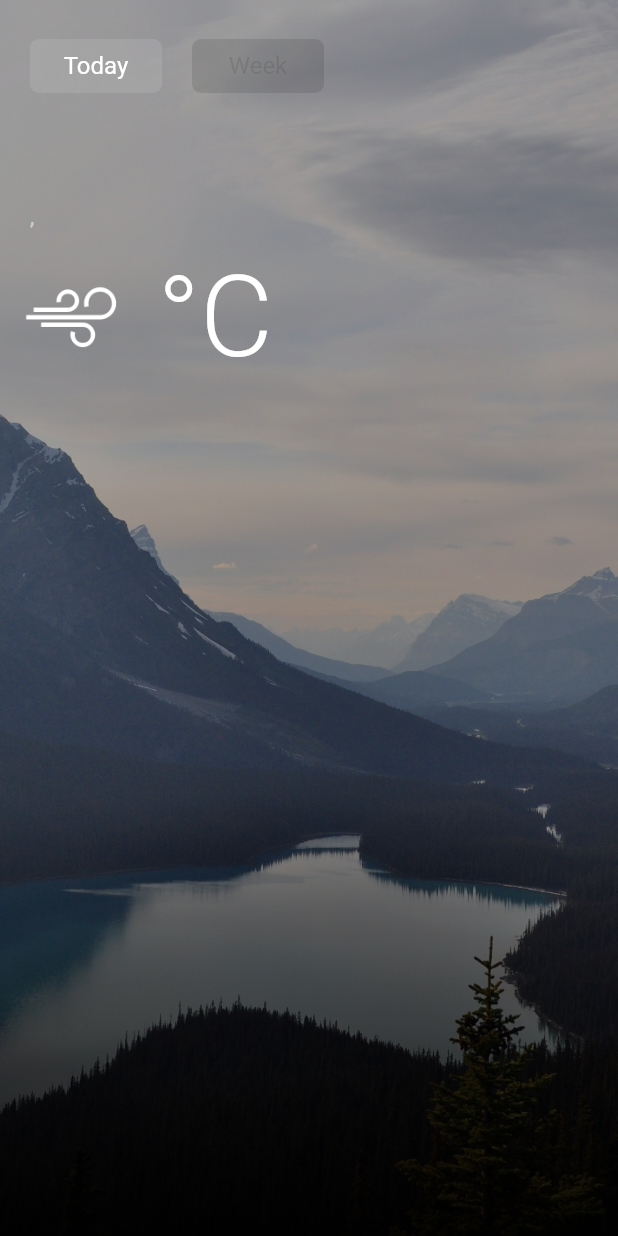
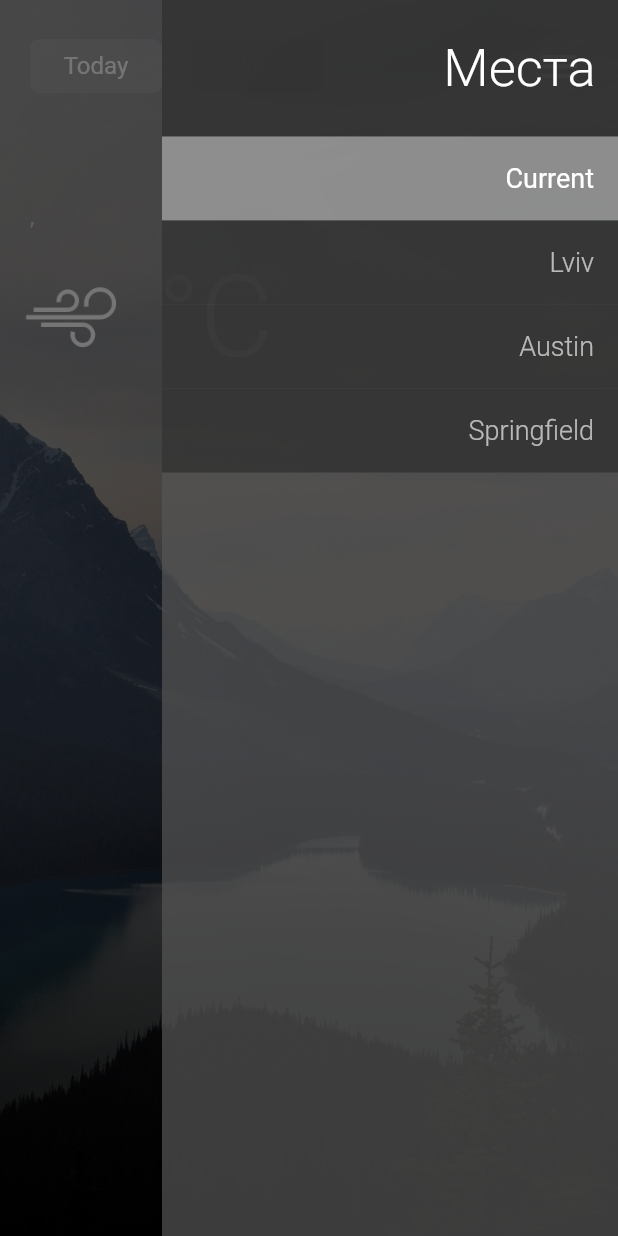
Before and after one commit to meJevin/PVWeather, a Flutter app: the screen it shows after launch, with the side drawer open (before the commit the screen has no drawer), on a phone screen of 412 x 824 dp. Run offline on Flutter 3.47's test engine with Material 2 defaults, Android fonts, the phone set to English and light mode, and no system bars; our stand-ins replace location; missing offline and left inert: geocoder; Roboto replaces fonts that are missing (HelveticaNeueLight).

Commit message:
Added support for different locations

```diff
--- a/Source/weather_app/lib/main.dart
+++ b/Source/weather_app/lib/main.dart
@@ -18,6 +18,32 @@ import 'package:flutter_localizations/flutter_localizations.dart';
 import 'package:http/http.dart' as http;
 
 enum WeatherInfo { Today, Week }
+
+class LocationInfo{
+  LocationInfo(
+      this.coordinates,
+      this.name,
+      this.selected,
+      );
+
+  Coordinates coordinates;
+  String name;
+  bool selected;
+}
+
+List<Coordinates> debugCoords = [
+  Coordinates(55.837013, 37.936152), // Me
+  Coordinates(49.835099, 24.013943), // Lviv
+  Coordinates(30.301202, -97.7162647), // Austin
+  Coordinates(37.178451, -93.274921), // Springfield
+];
+
+List<LocationInfo> debugLocationInfos = [
+  LocationInfo(null, "Current", true),
+  LocationInfo(debugCoords[1], "Lviv", false),
+  LocationInfo(debugCoords[2], "Austin", false),
+  LocationInfo(debugCoords[3], "Springfield", false),
+];
 
 void main() => runApp(MyApp());
 
@@ -176,6 +202,7 @@ class MyApp extends StatelessWidget {
       debugShowCheckedModeBanner: false,
       theme: new ThemeData(
         dividerColor: Colors.transparent,
+        canvasColor: Color.fromARGB(180, 85, 85, 85),
       ),
       home: MyHomePage(),
       localizationsDelegates: [
@@ -211,6 +238,7 @@ class _MyHomePageState extends State<MyHomePage> {
 
   Location location = Location();
   Coordinates userCoords;
+  Coordinates customCoords;
 
   String country = '';
   String adminArea = '';
@@ -270,13 +298,6 @@ class _MyHomePageState extends State<MyHomePage> {
     return true;
   }
 
-  List<Coordinates> debugCoords = [
-    Coordinates(55.837013, 37.936152), // Me
-    Coordinates(49.835099, 24.013943), // Lviv
-    Coordinates(30.301202, -97.7162647), // Austin
-    Coordinates(37.178451, -93.274921), // Springfield
-  ];
-
   Future<Coordinates> GetLocation() async {
     //await Future.delayed(Duration(seconds: 5));
     var currentLocation = <String, double>{};
@@ -312,6 +333,10 @@ class _MyHomePageState extends State<MyHomePage> {
       GetLocation().then((value) {
         setState(() {
           userCoords = value;
+
+          if (customCoords != null) {
+            userCoords = customCoords;
+          }
 
           Coordinates coordinates = userCoords;
           print("Coordinates: " + coordinates.latitude.toString() + ", " + coordinates.longitude.toString());
@@ -597,6 +622,60 @@ class _MyHomePageState extends State<MyHomePage> {
                             }
                         ),
                       ),
+
+                      MediaQuery.of(context).orientation == Orientation.landscape ?
+                      Padding(
+                        padding: const EdgeInsets.only(
+                          left: 5.0,
+                          top: 15.0,
+                          right: 15.0,
+                          bottom: 0.0,
+                        ),
+                        child: Builder(
+                          builder: (BuildContext context) {
+                            return IconButton(
+                              alignment: Alignment.center,
+                              onPressed: () {
+                                Scaffold.of(context).openEndDrawer();
+                              },
+                              icon: Icon(
+                                  Icons.menu,
+                                  size: 30,
+                                  color: Colors.white
+                              ),
+                            );
+                          },
+                        ),
+                      )
+                      :
+                      Expanded(
+                        child: Align(
+                          alignment: Alignment.centerRight,
+                          child: Padding(
+                            padding: const EdgeInsets.only(
+                              left: 5.0,
+                              top: 15.0,
+                              right: 15.0,
+                              bottom: 0.0,
+                            ),
+                            child: Builder(
+                              builder: (BuildContext context) {
+                                return IconButton(
+                                  alignment: Alignment.center,
+                                  onPressed: () {
+                                    Scaffold.of(context).openEndDrawer();
+                                  },
+                                  icon: Icon(
+                                      Icons.menu,
+                                      size: 30,
+                                      color: Colors.white
+                                  ),
+                                );
+                              },
+                            ),
+                          ),
+                        ),
+                      ),
                     ],
                   ),
                 ),
@@ -654,6 +733,12 @@ class _MyHomePageState extends State<MyHomePage> {
             ),
           )
         ]
+      ),
+
+      endDrawer: LocationDrawer(
+        locationInfos: debugLocationInfos,
+        updateLocationFunction: UpdateLocation,
+        homePageState: this,
       ),
     );
   }
@@ -778,30 +863,6 @@ class CurrentDayShortInfo extends StatelessWidget {
                               ),
                             ),
                           ),
-
-
-                          //Container(
-                          //  width: 1,
-                          //  height: 65.0,
-                          //  color: Colors.white.withOpacity(TextOpacity),
-                          //),
-//
-                          //FlatButton(
-                          //  padding: EdgeInsets.only(right: 15.0, left: 15.0),
-                          //  child: RichText(
-                          //    text: TextSpan(
-                          //      text: '°F',
-                          //      style: TextStyle(
-                          //        color: Colors.white.withOpacity(TextOpacity),
-                          //        fontFamily: 'HelveticaNeueLight',
-                          //        fontSize: 65.0,
-                          //        fontWeight: FontWeight.w300,
-                          //        letterSpacing: 0.0,
-                          //      ),
-                          //    ),
-                          //  ),
-                          //  onPressed: (){},
-                          //),
                         ],
                       ),
                     ),
@@ -837,3 +898,109 @@ class CurrentDayShortInfo extends StatelessWidget {
     );
   }
 }
+
+class LocationDrawer extends StatefulWidget {
+
+  final List<LocationInfo> locationInfos;
+
+  final Function updateLocationFunction;
+
+  final _MyHomePageState homePageState;
+
+  LocationDrawer({
+    Key key,
+    @required this.locationInfos,
+    @required this.updateLocationFunction,
+    @required this.homePageState,
+  }) : super(key: key);
+
+  @override
+  _LocationDrawerState createState() => _LocationDrawerState();
+}
+
+class _LocationDrawerState extends State<LocationDrawer> {
+
+  void LoadLocationInfo(LocationInfo info) {
+    setState(() {
+      widget.homePageState.customCoords = info.coordinates;
+      widget.updateLocationFunction();
+    });
+  }
+
+  @override
+  Widget build(BuildContext context) {
+    return SafeArea(
+      child: Drawer(
+        elevation: 0,
+        child: Column(
+          crossAxisAlignment: CrossAxisAlignment.stretch,
+          children: <Widget>[
+            Container(
+              color: Color.fromARGB(155, 35, 35, 35),
+              child: Padding(
+                padding: const EdgeInsets.only(
+                  top: 25,
+                  bottom: 25,
+                  right: 15,
+                ),
+                child: Text(
+                  'Места',
+                  textAlign: TextAlign.right,
+                  style: TextStyle(
+                    color: Colors.white,
+                    fontFamily: 'HelveticaNeueLight',
+                    fontSize: 35.0,
+                    fontWeight: FontWeight.w300,
+                  ),
+                ),
+              ),
+            ),
+
+            Expanded(
+              flex: 4,
+              child: ListView.builder(
+                physics: AlwaysScrollableScrollPhysics(parent: BouncingScrollPhysics()),
+                padding: EdgeInsets.zero,
+                itemCount: widget.locationInfos.length,
+                itemBuilder: (BuildContext contextB, int index) {
+                  return Container(
+                    decoration: BoxDecoration(
+                      color: widget.locationInfos[index].selected ? Color.fromARGB(185, 165, 165, 165) : Color.fromARGB(185, 45, 45, 45),
+                    ),
+                    child: ListTile(
+                      title: Align(
+                        alignment: Alignment.centerRight,
+                        child: Text(
+                          widget.locationInfos[index].name,
+                          style: TextStyle(
+                            color: widget.locationInfos[index].selected ? Colors.white : Colors.white.withOpacity(0.65),
+                            fontFamily: 'HelveticaNeueLight',
+                            fontSize: 18.0,
+                            fontWeight: widget.locationInfos[index].selected ? FontWeight.w400 : FontWeight.w300,
+                          ),
+                        ),
+                      ),
+                      onTap: () {
+                        setState(() {
+                          for (int i = 0; i < widget.locationInfos.length; ++i) {
+                            if (i == index) {
+                              widget.locationInfos[i].selected = true;
+                              LoadLocationInfo(widget.locationInfos[i]);
+                            }
+                            else {
+                              widget.locationInfos[i].selected = false;
+                            }
+                          }
+                        });
+                      },
+                    ),
+                  );
+                },
+              ),
+            ),
+          ],
+        )
+      ),
+    );
+  }
+}
```
